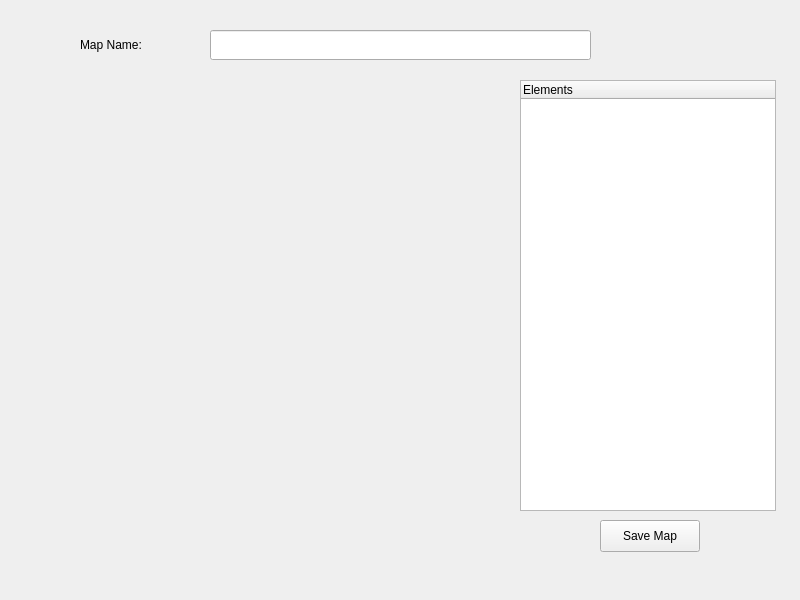
First picture: the form in LevelEditor/leveleditor.ui, repository franciscoduc4/TP_Jazz_Jackrabbit_2, before the edit.
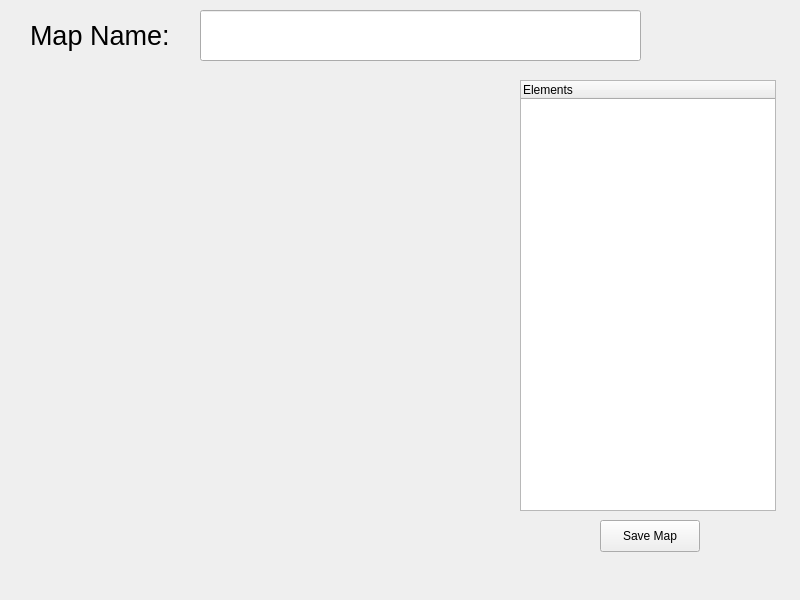
Second picture: the form after the edit.

What changed in the file:
```diff
--- a/LevelEditor/leveleditor.ui
+++ b/LevelEditor/leveleditor.ui
@@ -35,22 +35,32 @@
    <widget class="QLineEdit" name="mapName">
     <property name="geometry">
      <rect>
-      <x>210</x>
-      <y>30</y>
-      <width>381</width>
-      <height>30</height>
+      <x>200</x>
+      <y>10</y>
+      <width>441</width>
+      <height>51</height>
      </rect>
     </property>
+    <property name="font">
+     <font>
+      <pointsize>20</pointsize>
+     </font>
+    </property>
    </widget>
    <widget class="QLabel" name="labelMapName">
     <property name="geometry">
      <rect>
-      <x>80</x>
-      <y>29</y>
-      <width>111</width>
+      <x>30</x>
+      <y>20</y>
+      <width>161</width>
       <height>31</height>
      </rect>
     </property>
+    <property name="font">
+     <font>
+      <pointsize>20</pointsize>
+     </font>
+    </property>
     <property name="text">
      <string>Map Name: </string>
     </property>
```
